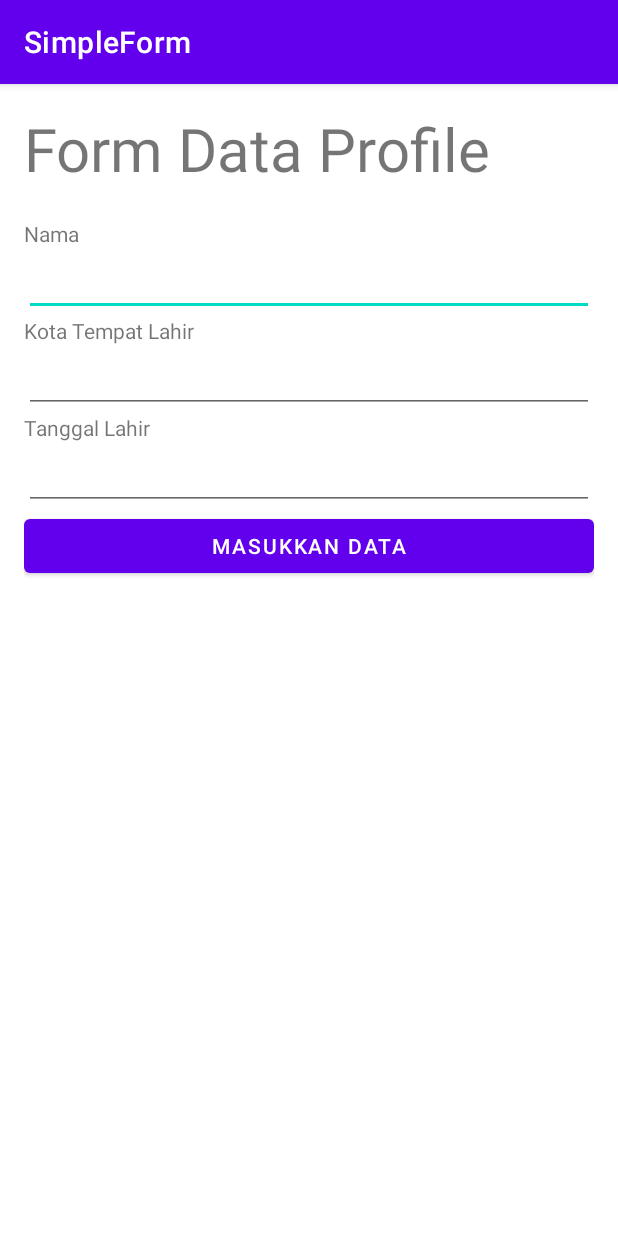
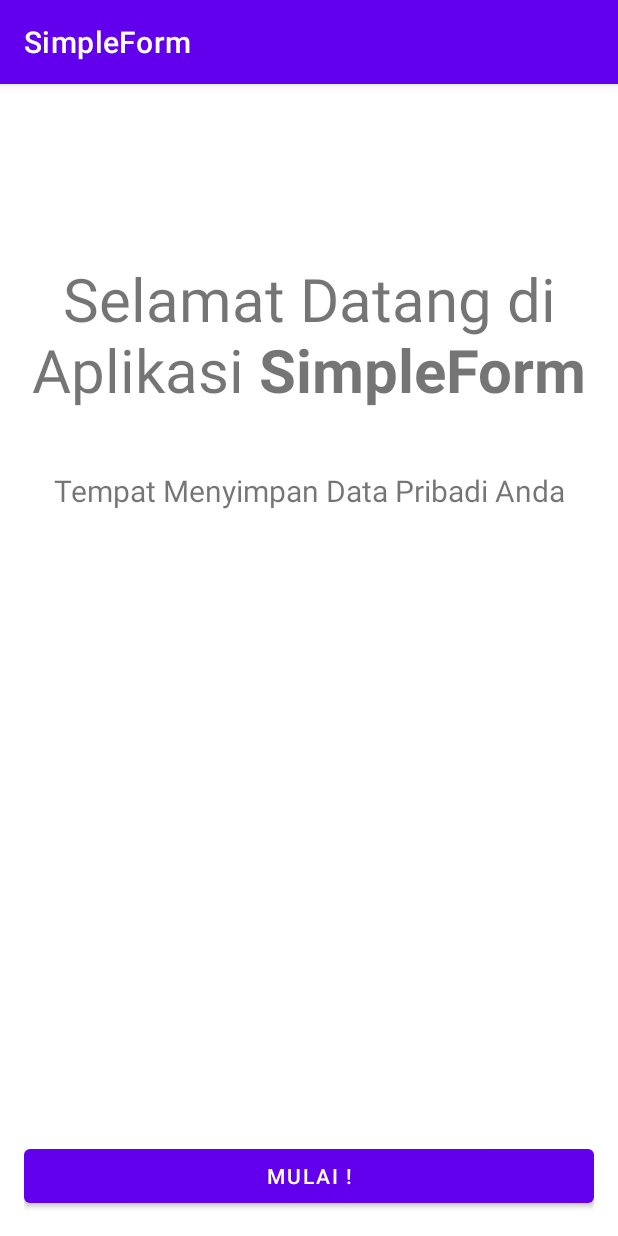
Before and after one commit to BenhardSim/Form-Andorid, an Android app: the screen it shows after launch (MainActivity before the commit, WelcomeActivity after it), on a phone screen of 412 x 824 dp. Run offline under Robolectric (Android 15) with nearby library versions, the phone set to English and light mode, and no system bars.

Commit message:
add welcome page

```diff
--- a/app/src/main/AndroidManifest.xml
+++ b/app/src/main/AndroidManifest.xml
@@ -14,17 +14,25 @@
         android:theme="@style/Theme.SimpleForm"
         tools:targetApi="31">
         <activity
-            android:name=".HasilActivity"
-            android:exported="false" />
-        <activity
-            android:name=".MainActivity"
+            android:name=".WelcomeActivity"
             android:exported="true">
+            <meta-data
+                android:name="android.app.lib_name"
+                android:value="" />
             <intent-filter>
                 <action android:name="android.intent.action.MAIN" />
 
                 <category android:name="android.intent.category.LAUNCHER" />
             </intent-filter>
         </activity>
+        <activity
+            android:name=".HasilActivity"
+            android:exported="false" />
+        <activity
+            android:name=".MainActivity"
+            android:exported="false">
+
+        </activity>
     </application>
 
 </manifest>
--- /dev/null
+++ b/app/src/main/java/com/example/simpleform/WelcomeActivity.kt
@@ -0,0 +1,27 @@
+package com.example.simpleform
+
+import android.content.Intent
+import androidx.appcompat.app.AppCompatActivity
+import android.os.Bundle
+import android.view.View
+import android.widget.Button
+import android.widget.EditText
+
+class WelcomeActivity : AppCompatActivity(), View.OnClickListener {
+    override fun onCreate(savedInstanceState: Bundle?) {
+        super.onCreate(savedInstanceState)
+        setContentView(R.layout.activity_welcome)
+
+        val btnStart: Button = findViewById(R.id.btn_start)
+        btnStart.setOnClickListener(this)
+    }
+
+    override fun onClick(v: View?) {
+        when (v?.id) {
+            R.id.btn_start -> {
+                val moveMainHasilIntent = Intent(this@WelcomeActivity, MainActivity::class.java)
+                startActivity(moveMainHasilIntent)
+            }
+        }
+    }
+}
--- /dev/null
+++ b/app/src/main/res/layout/activity_welcome.xml
@@ -0,0 +1,40 @@
+<?xml version="1.0" encoding="utf-8"?>
+<androidx.constraintlayout.widget.ConstraintLayout xmlns:android="http://schemas.android.com/apk/res/android"
+    xmlns:app="http://schemas.android.com/apk/res-auto"
+    xmlns:tools="http://schemas.android.com/tools"
+    android:layout_width="match_parent"
+    android:layout_height="match_parent"
+    android:orientation="vertical"
+    android:padding="16dp"
+    tools:context=".WelcomeActivity">
+
+    <TextView
+        android:id="@+id/Welcome"
+        android:gravity="center"
+        app:layout_constraintTop_toTopOf="parent"
+        android:layout_width="match_parent"
+        android:layout_height="wrap_content"
+        android:paddingBottom="20dp"
+        android:layout_marginTop="100dp"
+        android:textSize="40sp"
+        android:text="@string/Judul"/>
+
+    <TextView
+        android:id="@+id/Tagline"
+        app:layout_constraintTop_toBottomOf="@id/Welcome"
+        android:gravity="center"
+        android:layout_width="match_parent"
+        android:layout_height="wrap_content"
+        android:paddingBottom="20dp"
+        android:layout_marginTop="20dp"
+        android:textSize="20sp"
+        android:text="@string/tagline"/>
+
+    <Button
+        android:id="@+id/btn_start"
+        app:layout_constraintBottom_toBottomOf="parent"
+        android:layout_width="match_parent"
+        android:layout_height="wrap_content"
+        android:text="@string/Mulai"/>
+
+</androidx.constraintlayout.widget.ConstraintLayout>
--- a/app/src/main/res/values/strings.xml
+++ b/app/src/main/res/values/strings.xml
@@ -7,4 +7,7 @@
     <string name="submit_data_form">Masukkan Data</string>
     <string name="data" />
     <string name="kembali">Kembali</string>
+    <string name="Judul">Selamat Datang di Aplikasi <b>SimpleForm</b></string>
+    <string name="tagline">Tempat Menyimpan Data Pribadi Anda</string>
+    <string name="Mulai">Mulai  !</string>
 </resources>
```
